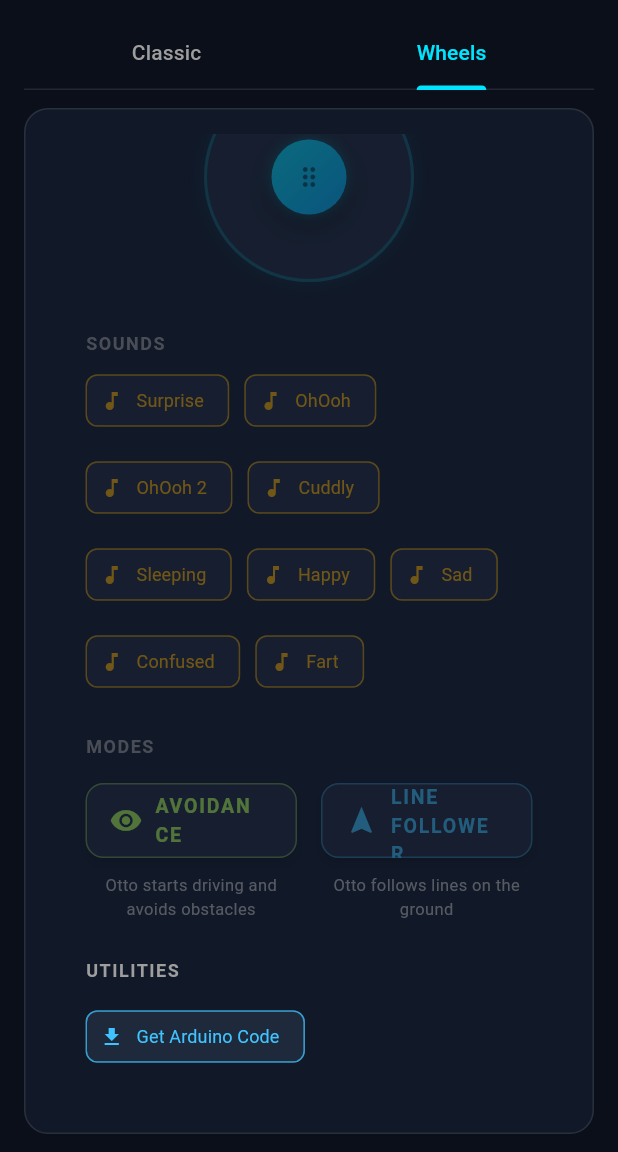
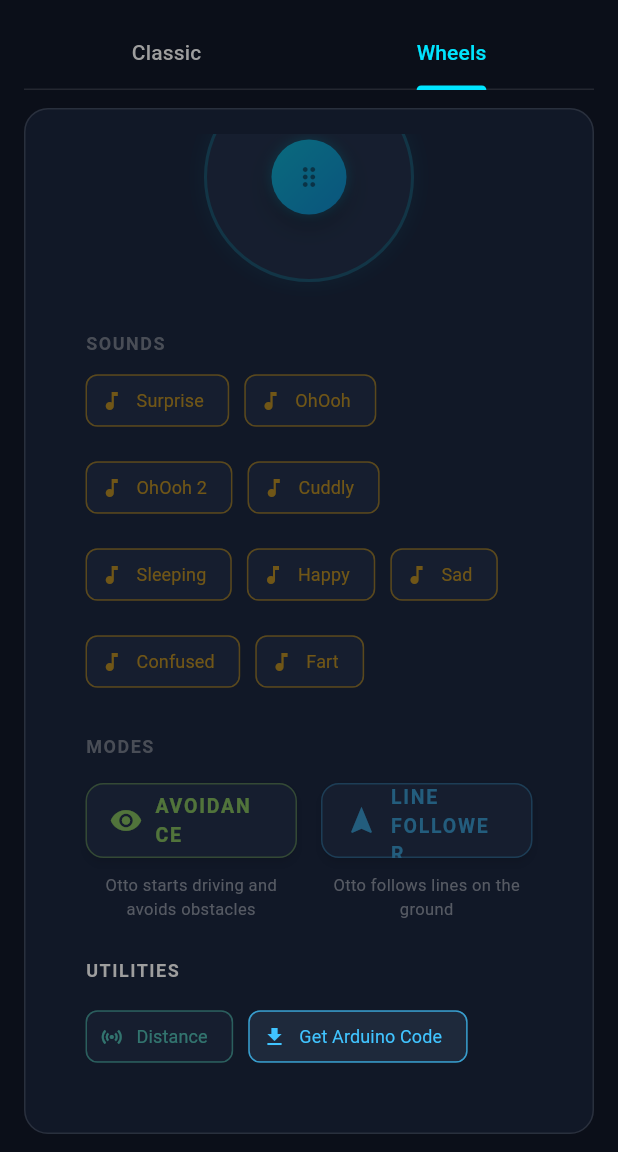
Before and after one commit to Dawied/ottodiy_classic_app, a Flutter app: the screen it shows after launch, tab 2 chosen, scrolled down 137 dp, on a phone screen of 412 x 824 dp, the part 84-1236 px from its top. Run offline on Flutter 3.47's test engine with Material 3 defaults, Android fonts, the phone set to English and light mode, and no system bars; our stand-ins replace flutter_blue_plus, permission_handler, shared_preferences; missing offline and left inert: dart:html.

Commit message:
added ultrasound distance button to wheels tab

```diff
--- a/lib/widgets/wheels_tab.dart
+++ b/lib/widgets/wheels_tab.dart
@@ -33,7 +33,7 @@ class WheelsTab extends StatelessWidget {
               const SizedBox(height: 24),
               WheelsModesSection(btManager: btManager),
               const SizedBox(height: 24),
-              const WheelsUtilities(),
+              WheelsUtilities(btManager: btManager),
             ],
           ),
         );
--- a/lib/widgets/wheels_utilities.dart
+++ b/lib/widgets/wheels_utilities.dart
@@ -1,12 +1,19 @@
 import 'package:flutter/material.dart';
+import '../bluetooth_manager.dart';
 import '../utils/download_helper.dart';
 import 'small_button.dart';
 
 class WheelsUtilities extends StatelessWidget {
-  const WheelsUtilities({super.key});
+  final BluetoothManager btManager;
+
+  const WheelsUtilities({super.key, required this.btManager});
 
   @override
   Widget build(BuildContext context) {
+    return ListenableBuilder(
+      listenable: btManager,
+      builder: (context, _) {
+        final isConnected = btManager.connectedDevice != null;
         return Column(
           crossAxisAlignment: CrossAxisAlignment.stretch,
           children: [
@@ -24,6 +31,21 @@ class WheelsUtilities extends StatelessWidget {
               spacing: 10,
               runSpacing: 10,
               children: [
+                Opacity(
+                  opacity: isConnected ? 1.0 : 0.4,
+                  child: AbsorbPointer(
+                    absorbing: !isConnected,
+                    child: SmallButton(
+                      btManager.lastDistance != null
+                          ? 'Distance: ${btManager.lastDistance!.toStringAsFixed(0)} cm'
+                          : 'Distance',
+                      Icons.sensors,
+                      Colors.tealAccent,
+                      () => btManager.toggleUltrasoundPolling(),
+                      isActive: btManager.isPollingUltrasound,
+                    ),
+                  ),
+                ),
                 SmallButton(
                   'Get Arduino Code',
                   Icons.download,
@@ -45,5 +67,7 @@ class WheelsUtilities extends StatelessWidget {
             ),
           ],
         );
+      },
+    );
   }
 }
```
Also changed, not shown: 2 other files. Lines whose indentation alone changed are shown as unchanged.
